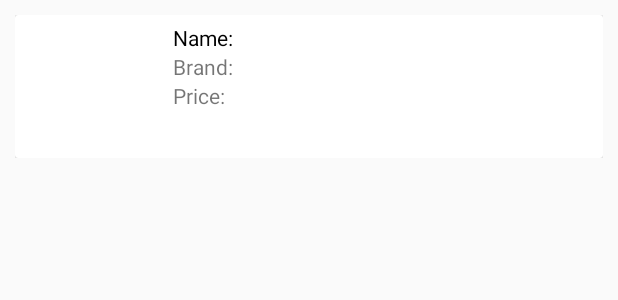
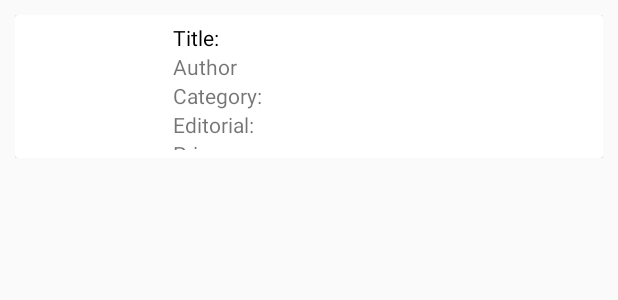
Before and after one commit to HappyNacho/Bookland, an Android app: the layout single_row.xml on its own in the app's theme, with its tools: preview values and no code run, on a phone screen of 412 x 824 dp. Shown: the top 300 px of the screen. Run offline under Robolectric (Android 15) with nearby library versions, the phone set to English and light mode, and no system bars; network calls fail.

Commit message:
Bug fixes

```diff
--- a/app/src/main/java/com/happynacho/bookland/BookAdapter.java
+++ b/app/src/main/java/com/happynacho/bookland/BookAdapter.java
@@ -17,6 +17,7 @@ import com.squareup.picasso.Picasso;
 import java.util.List;
 
 public class BookAdapter extends RecyclerView.Adapter<BookAdapter.ViewHolder> {
+
     private List<Book> book_list;
     private Context context;
     private RecyclerView myrecyclerview;
@@ -37,8 +38,8 @@ public class BookAdapter extends RecyclerView.Adapter<BookAdapter.ViewHolder> {
             super(view);
             layout = view;
             textview_title = (TextView) view.findViewById(R.id.title);
+            textview_author = (TextView) view.findViewById(R.id.author);
             /*
-            textview_author = (TextView) view.findViewById(R.id.author);
             textview_category = (TextView) view.findViewById(R.id.category);
             textview_editorial = (TextView) view.findViewById(R.id.editorial);*/
             textview_price = (TextView) view.findViewById(R.id.price);
--- a/app/src/main/java/com/happynacho/bookland/MainActivity.java
+++ b/app/src/main/java/com/happynacho/bookland/MainActivity.java
@@ -60,7 +60,7 @@ public class MainActivity extends AppCompatActivity implements NavigationView.On
         RequestQueue queue = Volley.newRequestQueue(this);
 
         final String url ="http://androidstorepddm.000webhostapp.com/services/getbooks.php?category=scifi";
-// Request a string response from the provided URL.
+        // Request a string response from the provided URL.
         StringRequest stringRequest = new StringRequest(Request.Method.GET, url,
                 new Response.Listener<String>() {
                     @Override
--- a/app/src/main/res/layout/single_row.xml
+++ b/app/src/main/res/layout/single_row.xml
@@ -19,28 +19,42 @@
                 android:layout_height="100dp" />
 
             <LinearLayout
-                android:layout_width="wrap_content"
+                android:layout_width="82dp"
+                android:layout_height="wrap_content"
                 android:orientation="vertical"
-                android:padding="5dp"
-                android:layout_height="wrap_content">
-                <TextView
-                    android:textColor="#000000"
-                    android:id="@+id/name"
-                    android:text="Name:"
-                    android:layout_width="wrap_content"
-                    android:layout_height="wrap_content" />
+                android:padding="5dp">
 
                 <TextView
-                    android:id="@+id/brand"
-                    android:text="Brand:"
+                    android:id="@+id/title"
                     android:layout_width="wrap_content"
-                    android:layout_height="wrap_content" />
+                    android:layout_height="wrap_content"
+                    android:text="Title:"
+                    android:textColor="#000000" />
+
+                <TextView
+                    android:id="@+id/author"
+                    android:layout_width="wrap_content"
+                    android:layout_height="wrap_content"
+                    android:text="Author" />
+
+                <TextView
+                    android:id="@+id/category"
+                    android:layout_width="match_parent"
+                    android:layout_height="wrap_content"
+                    android:text="Category:" />
+
+                <TextView
+                    android:id="@+id/editorial"
+                    android:layout_width="match_parent"
+                    android:layout_height="wrap_content"
+                    android:text="Editorial: " />
 
                 <TextView
                     android:id="@+id/price"
-                    android:text="Price:"
                     android:layout_width="wrap_content"
-                    android:layout_height="wrap_content" />
+                    android:layout_height="wrap_content"
+                    android:text="Price:" />
+
             </LinearLayout>
 
         </LinearLayout>
```
Also changed, not shown: app/src/main/java/com/happynacho/bookland/FragmentCategory.java (+28 -0 lines).
